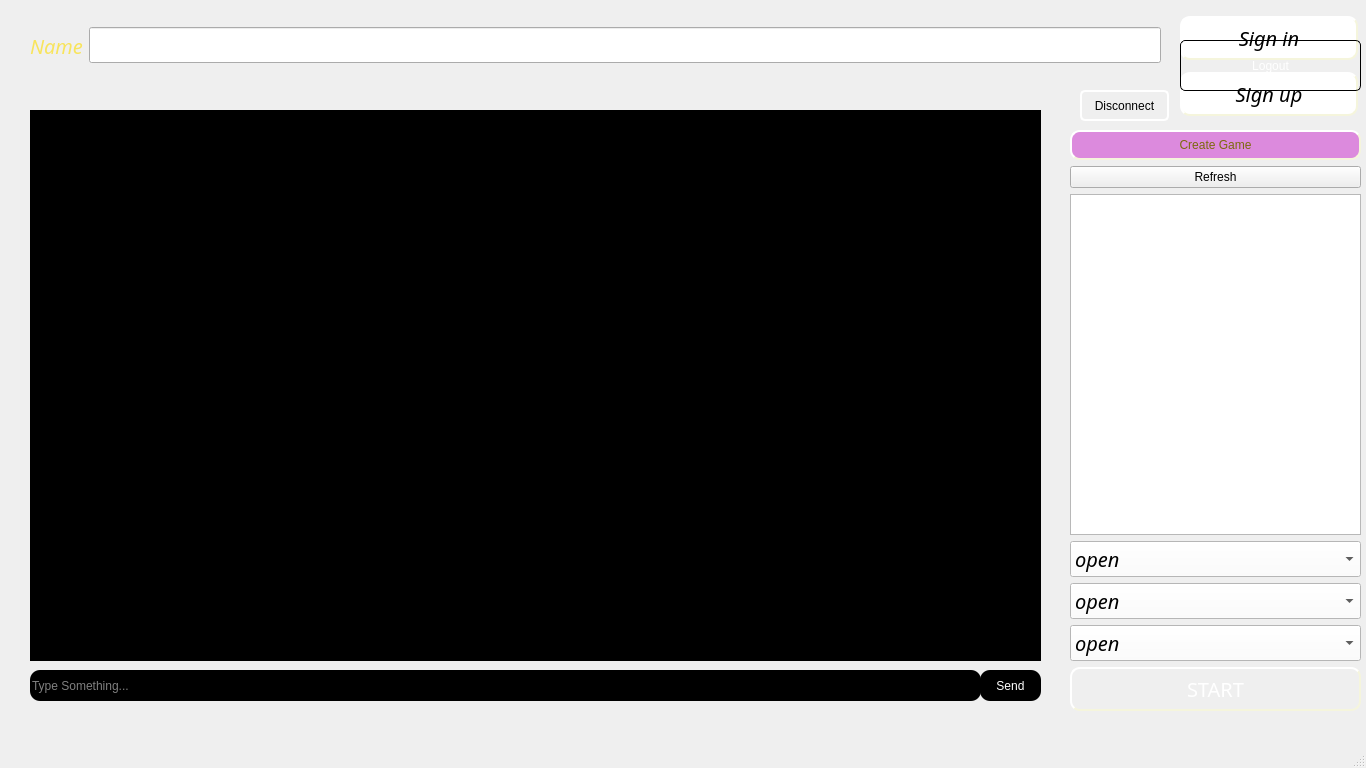
Qt form Splendor_client/MainWindow.ui (xadla/Splendor) before a commit.
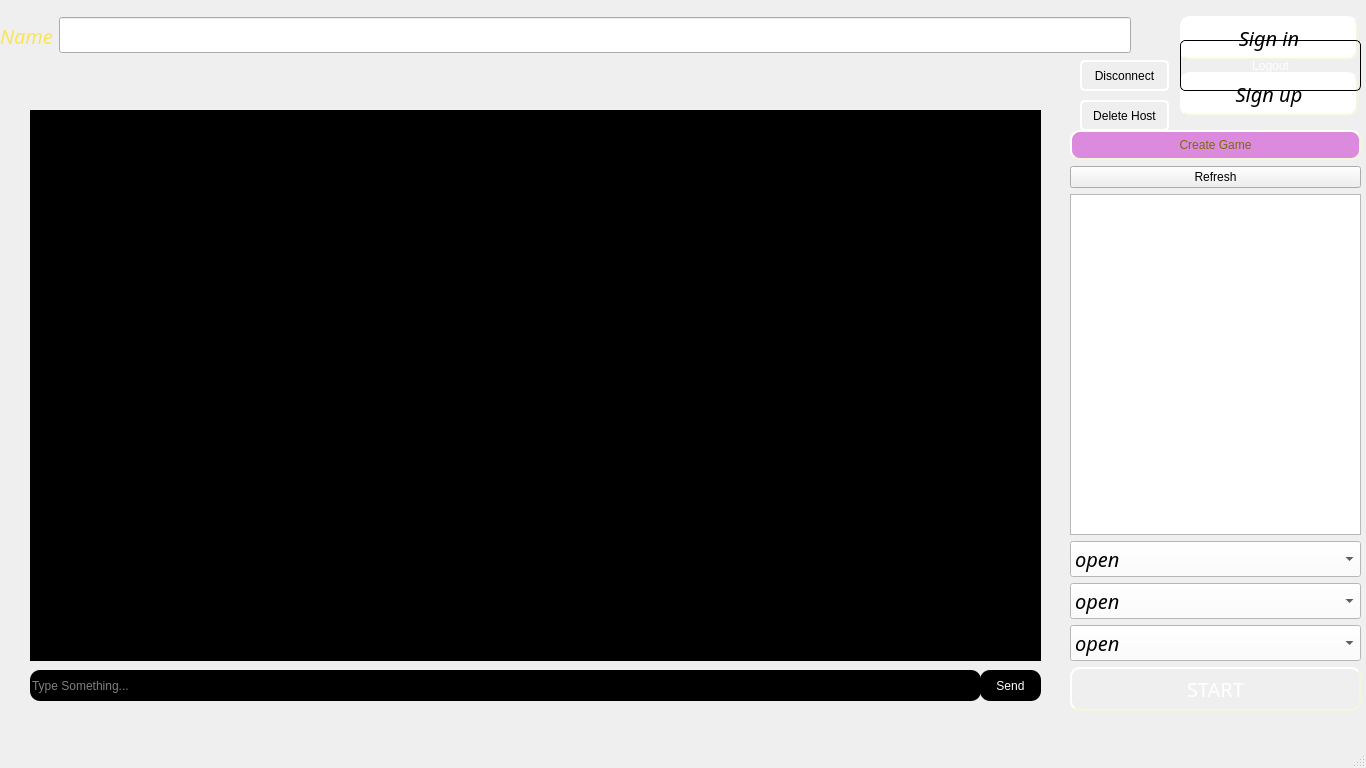
The same form after that commit. Icons and pictures are not drawn.

Commit message: create host3

```diff
--- a/Splendor_client/MainWindow.ui
+++ b/Splendor_client/MainWindow.ui
@@ -2196,8 +2196,8 @@
    <widget class="QWidget" name="horizontalLayoutWidget">
     <property name="geometry">
      <rect>
-      <x>30</x>
-      <y>10</y>
+      <x>0</x>
+      <y>0</y>
       <width>1131</width>
       <height>71</height>
      </rect>
@@ -2289,7 +2289,7 @@
     <property name="geometry">
      <rect>
       <x>1080</x>
-      <y>90</y>
+      <y>60</y>
       <width>89</width>
       <height>31</height>
      </rect>
@@ -2366,6 +2366,25 @@
      <string>Send</string>
     </property>
    </widget>
+   <widget class="QPushButton" name="delete_host_btn">
+    <property name="geometry">
+     <rect>
+      <x>1080</x>
+      <y>100</y>
+      <width>89</width>
+      <height>31</height>
+     </rect>
+    </property>
+    <property name="styleSheet">
+     <string notr="true">border-radius:5px;
+border: 2px solid #fff;
+background-color:none;
+color: rgb(0, 0, 0);</string>
+    </property>
+    <property name="text">
+     <string>Delete Host</string>
+    </property>
+   </widget>
   </widget>
   <widget class="QMenuBar" name="menubar">
    <property name="geometry">
```
The commit also changes 22 other files.
